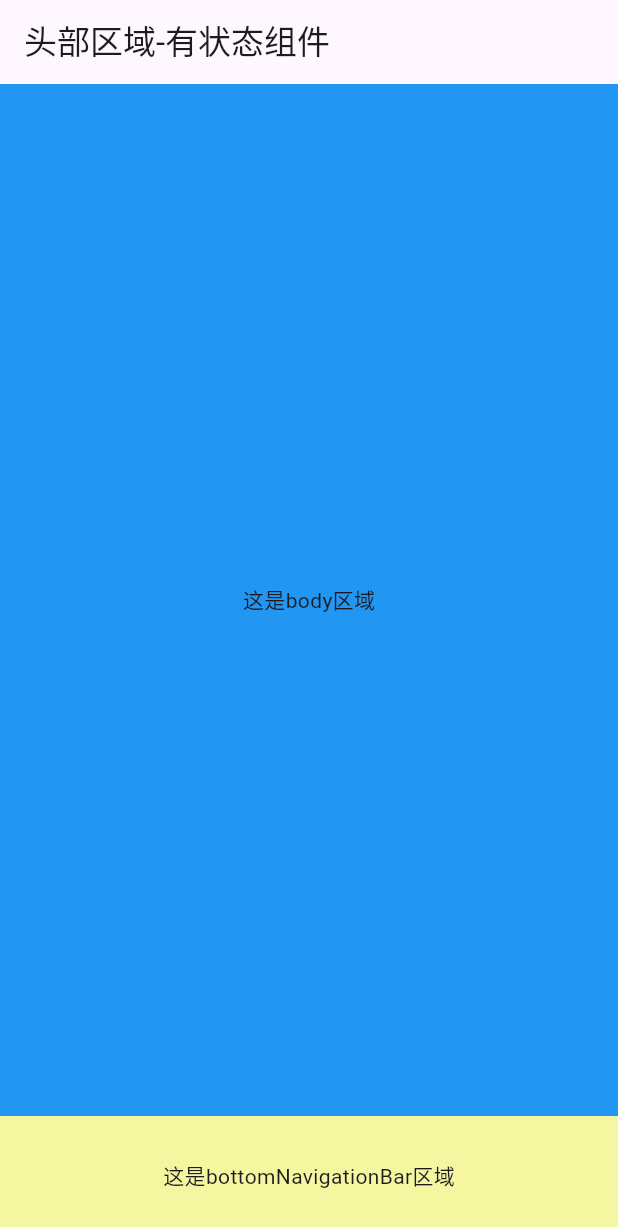
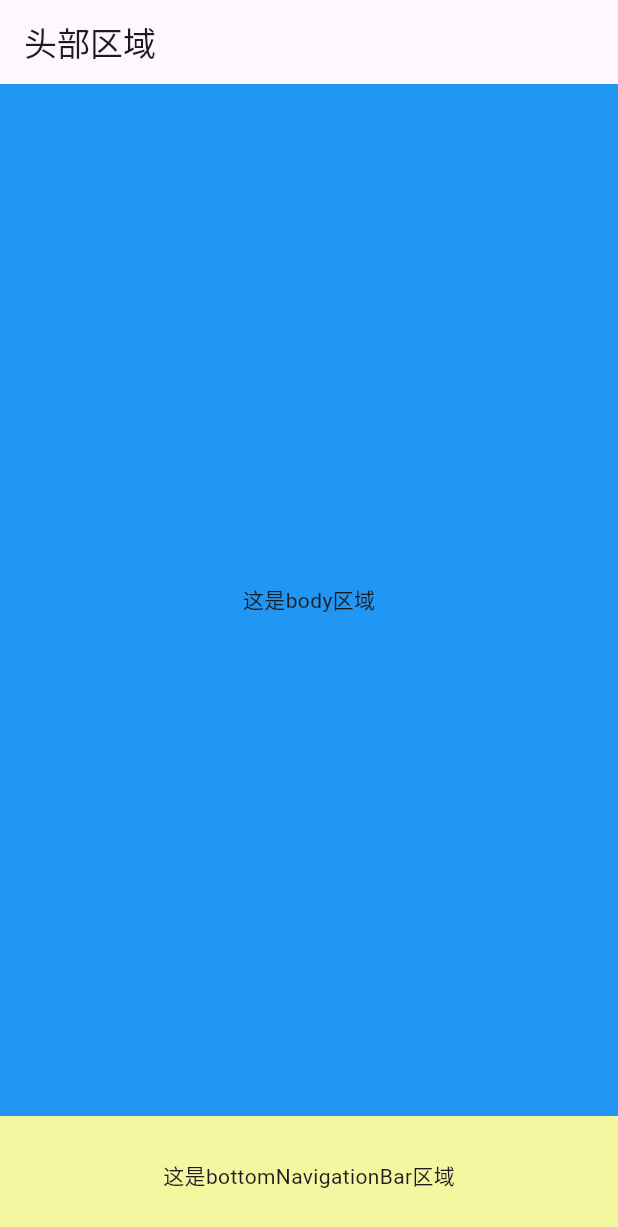
Before and after one commit to neucoder/helloworld, a Flutter app: the screen it shows after launch, on a phone screen of 412 x 824 dp. Shown: the top 1227 px of the screen. Run offline on Flutter 3.47's test engine with Material 3 defaults, Android fonts, the phone set to English and light mode, and no system bars.

Commit message:
无状态组件生命周期

```diff
--- a/lib/main.dart
+++ b/lib/main.dart
@@ -4,23 +4,19 @@ void main() {
   runApp(MainPage());
 }
 
-// 自定义无状态组件
+class MainPage extends StatelessWidget {
+  const MainPage({Key? key}) : super(key: key);
 
-class MainPage extends StatefulWidget {
-  @override
-  State<StatefulWidget> createState() {
-    return _MainPageState();
-  }
-}
-
-class _MainPageState extends State<MainPage> {
+  // 无状态组件只有在创建的时候会调用一次build方法
+  // 参数改变的时候也会调用build方法
   @override
   Widget build(BuildContext context) {
+    print("无状态组件build方法调用");
     return MaterialApp(
-      title: 'Flutter组件初体验-有状态组件',
+      title: 'Flutter组件初体验',
       theme: ThemeData(scaffoldBackgroundColor: Colors.blue),
       home: Scaffold(
-        appBar: AppBar(title: Text('头部区域-有状态组件')),
+        appBar: AppBar(title: Text('头部区域')),
         body: Container(child: Center(child: Text("这是body区域"))),
         bottomNavigationBar: Container(
           color: const Color.fromARGB(255, 245, 247, 160),
```
